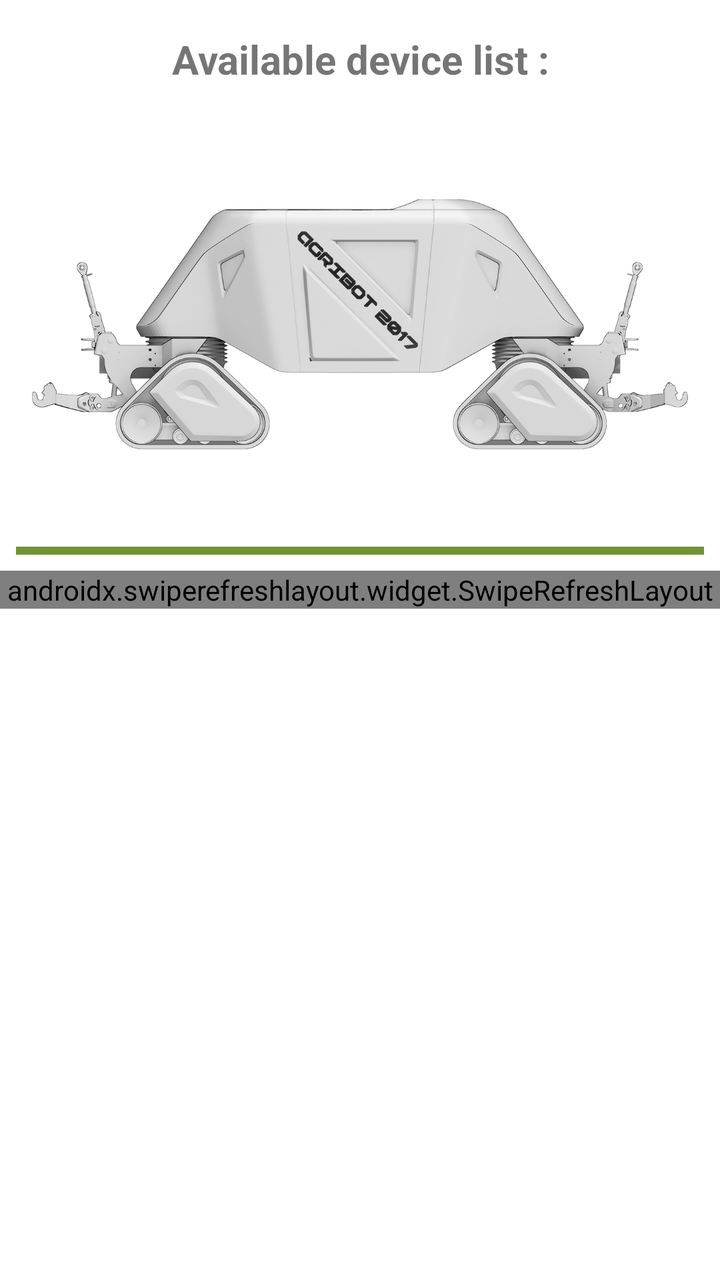
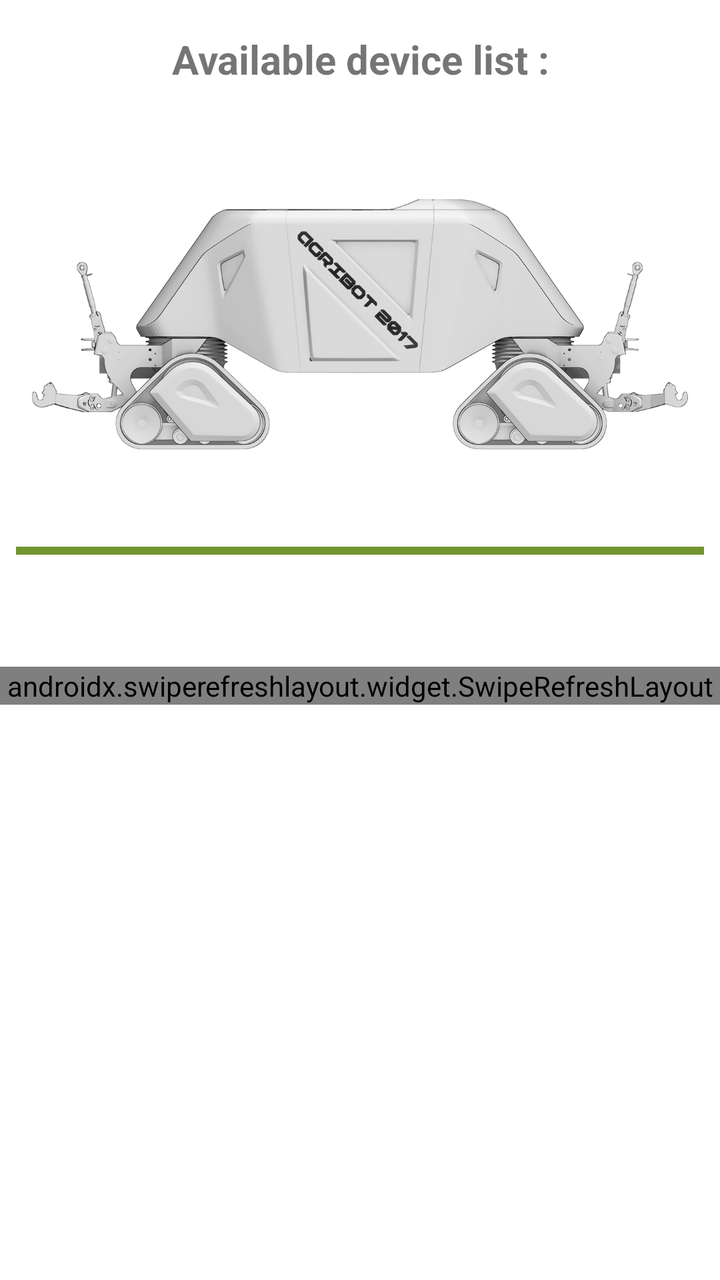

The first picture is an Android layout as it rendered before a commit; the second is the same layout after the commit. The layout source and the unified diff follow.
<!-- AndroidManifest.xml: application theme AppTheme -->
<!-- res/layout/fragment_bluetooth_connection.xml -->
<?xml version="1.0" encoding="utf-8"?>
<layout xmlns:android="http://schemas.android.com/apk/res/android">

    <data>
        <variable
            name="viewModel"
            type="eu.agribot.agribotapp.ui.fragment.bluetoothconnection.BluetoothConnectionViewModel" />
    </data>

    <LinearLayout
        android:layout_width="match_parent"
        android:layout_height="match_parent"
        android:orientation="vertical">

        <TextView
            android:layout_width="match_parent"
            android:layout_height="wrap_content"
            android:layout_gravity="center_horizontal"
            android:layout_margin="@dimen/margin_large"
            android:gravity="center"
            android:text="@string/nerby_devices_list_item"
            android:textSize="@dimen/text_size_xlarge"
            android:textStyle="bold" />

        <ImageView
            android:layout_width="wrap_content"
            android:layout_height="wrap_content"
            android:layout_gravity="center"
            android:layout_margin="@dimen/margin_large"
            android:src="@drawable/new_agribot" />

        <View
            android:layout_width="match_parent"
            android:layout_height="4dp"
            android:layout_margin="8dp"
            android:background="@color/base_green" />


        <androidx.swiperefreshlayout.widget.SwipeRefreshLayout
            android:id="@+id/refresh_nearby_devices"
            android:layout_width="match_parent"
            android:layout_height="wrap_content">

            <androidx.recyclerview.widget.RecyclerView
                android:id="@+id/nearby_device_list"
                android:layout_width="match_parent"
                android:layout_height="match_parent" />
        </androidx.swiperefreshlayout.widget.SwipeRefreshLayout>

    </LinearLayout>

</layout>
<!-- resources referenced by this layout -->
<resources>
  <color name="base_green">#719430</color>
  <dimen name="margin_large">16dp</dimen>
  <dimen name="text_size_xlarge">20sp</dimen>
  <!-- drawable new_agribot: png bitmap (drawable, 306068 bytes) -->
  <string name="nerby_devices_list_item">Available device list : </string>
  <style name="AppTheme" parent="Theme.MaterialComponents.Light.DarkActionBar">
          
          <item name="colorPrimary">@color/colorPrimary</item>
          <item name="colorPrimaryDark">@color/colorPrimaryDark</item>
          <item name="colorAccent">@color/colorAccent</item>
      </style>
  <color name="colorPrimary">@color/base_green</color>
  <color name="colorPrimaryDark">@color/base_green_darker</color>
  <color name="colorAccent">@color/gray</color>
  <color name="base_green_darker">#426600</color>
  <color name="gray">#4E555B</color>
</resources>

<!-- the commit's change to res/layout/fragment_bluetooth_connection.xml (unified diff, before → after) -->
@@ -35,11 +35,21 @@
             android:layout_margin="8dp"
             android:background="@color/base_green" />
 
+        <ProgressBar
+            android:id="@+id/connectionBar"
+            android:layout_width="wrap_content"
+            android:layout_height="wrap_content"
+            android:layout_gravity="center"
+            android:visibility="invisible"/>
+
 
         <androidx.swiperefreshlayout.widget.SwipeRefreshLayout
             android:id="@+id/refresh_nearby_devices"
             android:layout_width="match_parent"
             android:layout_height="wrap_content">
+
+
+
 
             <androidx.recyclerview.widget.RecyclerView
                 android:id="@+id/nearby_device_list"
